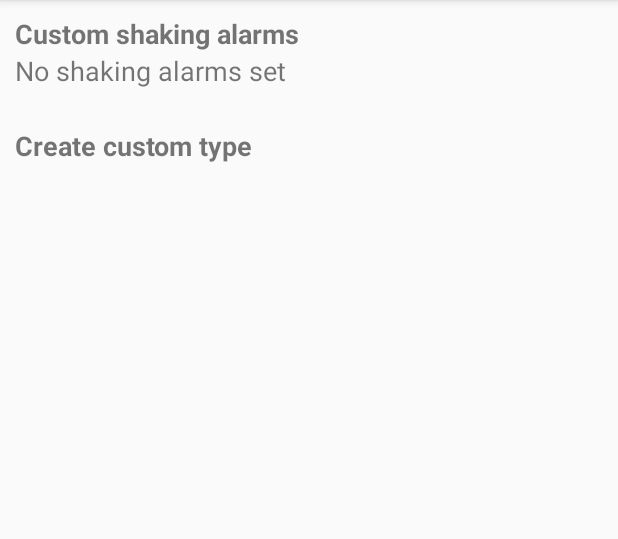
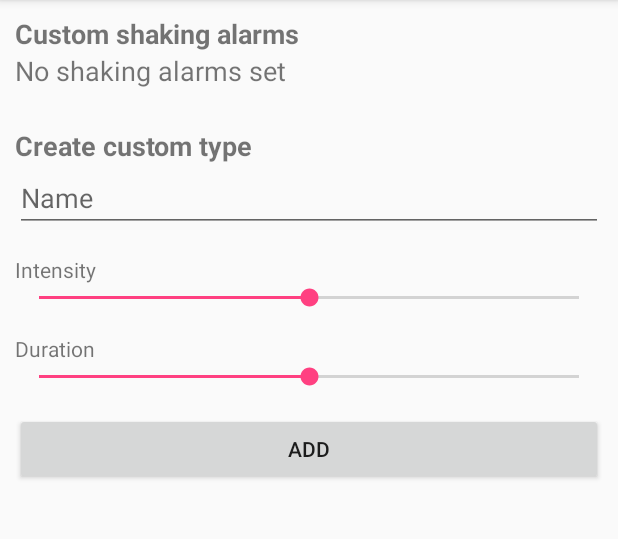
Before and after one commit to mathi182/IMA_mini-projet, an Android app: the fragment AccelerometerFragment shown on its own in the app's theme, on a phone screen of 412 x 824 dp, the part 84-623 px from its top. Run offline under Robolectric (Android 15) with nearby library versions, the phone set to English and light mode, and no system bars.

Commit message:
Added custom accelerometer types. Not integrated yet into AlarmMaking

```diff
--- a/AlarmeDeluxe/app/src/main/java/ca/ulaval/ima/mp/alarmedeluxe/MainActivity.java
+++ b/AlarmeDeluxe/app/src/main/java/ca/ulaval/ima/mp/alarmedeluxe/MainActivity.java
@@ -34,6 +34,7 @@ public class MainActivity extends AppCompatActivity {
         PagerSlidingTabStrip tabsStrip = (PagerSlidingTabStrip) findViewById(R.id.tabs);
         tabsStrip.setViewPager(viewPager);
         database = new DBHelper(this);
+        //deleteDatabase(DBHelper.DB_NAME); //Uncomment to reinitalize DB
 
         createAlarmManager(this);
     }
--- a/AlarmeDeluxe/app/src/main/java/ca/ulaval/ima/mp/alarmedeluxe/adapter/AlarmTypeListAdapter.java
+++ b/AlarmeDeluxe/app/src/main/java/ca/ulaval/ima/mp/alarmedeluxe/adapter/AlarmTypeListAdapter.java
@@ -42,7 +42,7 @@ public class AlarmTypeListAdapter extends RecyclerView.Adapter<AlarmTypeListAdap
     @Override
     public void onBindViewHolder(AlarmTypeListAdapter.AlarmViewHolder holder, int position) {
         AlarmType alarm = alarmTypes.get(position);
-        holder.alarmTypeName.setText(alarm.toString());
+        holder.alarmTypeName.setText(alarm.getDescription());
     }
 
     @Override
--- a/AlarmeDeluxe/app/src/main/java/ca/ulaval/ima/mp/alarmedeluxe/customization/AccelerometerFragment.java
+++ b/AlarmeDeluxe/app/src/main/java/ca/ulaval/ima/mp/alarmedeluxe/customization/AccelerometerFragment.java
@@ -9,7 +9,10 @@ import android.support.v7.widget.RecyclerView;
 import android.view.LayoutInflater;
 import android.view.View;
 import android.view.ViewGroup;
+import android.widget.Button;
+import android.widget.EditText;
 import android.widget.LinearLayout;
+import android.widget.SeekBar;
 import android.widget.TextView;
 
 import java.util.ArrayList;
@@ -26,16 +29,41 @@ import ca.ulaval.ima.mp.alarmedeluxe.types.AlarmTypeFactory;
 public class AccelerometerFragment extends Fragment {
 
     private RecyclerView alarmRecyclerView;
+    private AlarmTypeListAdapter adapter;
+    private List<AlarmType> alarmTypes = new ArrayList<>();
+    private TextView txt_noAlarms;
+    private EditText txt_newName;
+    private SeekBar skb_intensity, skb_duration;
+    private Button btn_newAlarmType;
     private DBHelper database;
-    private AlarmTypeListAdapter adapter;
-    private List<AlarmType> alarmTypes;
-    private TextView txt_noAlarms;
 
     @Override
     public View onCreateView(LayoutInflater inflater, ViewGroup container, Bundle savedInstanceState) {
         View v = inflater.inflate(R.layout.fragment_accelerometer, container, false);
 
         txt_noAlarms = (TextView)v.findViewById(R.id.txt_no_shaking_alarms);
+        txt_newName = (EditText)v.findViewById(R.id.txt_newaccelerometer_name);
+        skb_duration = (SeekBar)v.findViewById(R.id.skb_newaccelerometer_duration);
+        skb_intensity = (SeekBar)v.findViewById(R.id.skb_newaccelerometer_strength);
+        btn_newAlarmType = (Button)v.findViewById(R.id.btn_newaccelerometer);
+        btn_newAlarmType.setOnClickListener(new View.OnClickListener() {
+            @Override
+            public void onClick(View v) {
+                AlarmType accelerometer = new AccelerometerAlarmType();
+                Bundle bundle = new Bundle();
+
+                bundle.putString("description", txt_newName.getText().toString());
+                bundle.putDouble("duration", skb_duration.getProgress());
+                bundle.putDouble("strength", skb_intensity.getProgress());
+
+                accelerometer.buildFromBundle(bundle);
+                alarmTypes.add(accelerometer);
+                adapter.notifyDataSetChanged();
+
+                database.insertAlarmType(accelerometer);
+            }
+        });
+
         return v;
     }
 
@@ -59,6 +87,8 @@ public class AccelerometerFragment extends Fragment {
         alarmRecyclerView.setItemAnimator(new DefaultItemAnimator());
         alarmRecyclerView.addItemDecoration(new DividerItemDecoration(getContext(), LinearLayout.VERTICAL));
         alarmRecyclerView.setAdapter(adapter);
+
+        database = new DBHelper(getContext());
     }
 
 }
--- a/AlarmeDeluxe/app/src/main/java/ca/ulaval/ima/mp/alarmedeluxe/types/AlarmType.java
+++ b/AlarmeDeluxe/app/src/main/java/ca/ulaval/ima/mp/alarmedeluxe/types/AlarmType.java
@@ -12,6 +12,7 @@ public interface AlarmType extends Parcelable {
     void stop();
     double getDuration();
     double getStrength();
+    String getDescription();
     String getURL();
     void buildFromBundle(Bundle bundle);
 }
--- a/AlarmeDeluxe/app/src/main/java/ca/ulaval/ima/mp/alarmedeluxe/types/GeolocationAlarmType.java
+++ b/AlarmeDeluxe/app/src/main/java/ca/ulaval/ima/mp/alarmedeluxe/types/GeolocationAlarmType.java
@@ -87,6 +87,11 @@ public class GeolocationAlarmType extends Fragment implements AlarmType {
     }
 
     @Override
+    public String getDescription() {
+        return null;
+    }
+
+    @Override
     public String getURL() {
         return null;
     }
--- a/AlarmeDeluxe/app/src/main/java/ca/ulaval/ima/mp/alarmedeluxe/types/LuminosityAlarmType.java
+++ b/AlarmeDeluxe/app/src/main/java/ca/ulaval/ima/mp/alarmedeluxe/types/LuminosityAlarmType.java
@@ -24,6 +24,7 @@ public class LuminosityAlarmType extends Fragment implements AlarmType, SensorEv
 
     private int id;
     private String name;
+    private String description;
     private MediaPlayer mediaPlayer;
     private int logoResource;
     private SensorManager sensorManager;
@@ -102,6 +103,11 @@ public class LuminosityAlarmType extends Fragment implements AlarmType, SensorEv
     }
 
     @Override
+    public String getDescription() {
+        return description;
+    }
+
+    @Override
     public String getURL() {
         return null;
     }
--- a/AlarmeDeluxe/app/src/main/java/ca/ulaval/ima/mp/alarmedeluxe/types/MathsAlarmType.java
+++ b/AlarmeDeluxe/app/src/main/java/ca/ulaval/ima/mp/alarmedeluxe/types/MathsAlarmType.java
@@ -85,6 +85,11 @@ public class MathsAlarmType extends Fragment implements AlarmType {
     }
 
     @Override
+    public String getDescription() {
+        return null;
+    }
+
+    @Override
     public String getURL() {
         return null;
     }
--- a/AlarmeDeluxe/app/src/main/java/ca/ulaval/ima/mp/alarmedeluxe/types/StandardAlarmType.java
+++ b/AlarmeDeluxe/app/src/main/java/ca/ulaval/ima/mp/alarmedeluxe/types/StandardAlarmType.java
@@ -20,6 +20,7 @@ public class StandardAlarmType extends Fragment implements AlarmType {
 
     private int id;
     private String name;
+    private String description;
     private MediaPlayer mediaPlayer;
     private Button btn_close;
     private int m_alarmId;
@@ -106,6 +107,11 @@ public class StandardAlarmType extends Fragment implements AlarmType {
     }
 
     @Override
+    public String getDescription() {
+        return description;
+    }
+
+    @Override
     public String getURL() {
         return null;
     }
--- a/AlarmeDeluxe/app/src/main/res/layout/fragment_accelerometer.xml
+++ b/AlarmeDeluxe/app/src/main/res/layout/fragment_accelerometer.xml
@@ -46,6 +46,49 @@
             android:id="@+id/textView3"
             android:textSize="18sp"
             android:textStyle="normal|bold" />
+
+        <EditText
+            android:layout_width="match_parent"
+            android:layout_height="wrap_content"
+            android:inputType="textPersonName"
+            android:ems="10"
+            android:id="@+id/txt_newaccelerometer_name"
+            android:hint="Name" />
+
+        <TextView
+            android:text="Intensity"
+            android:layout_width="match_parent"
+            android:layout_height="wrap_content"
+            android:id="@+id/textView4"
+            android:paddingTop="15dp" />
+
+        <SeekBar
+            android:layout_width="match_parent"
+            android:layout_height="wrap_content"
+            android:id="@+id/skb_newaccelerometer_strength"
+            android:max="100"
+            android:progress="50" />
+
+        <TextView
+            android:text="Duration"
+            android:layout_width="match_parent"
+            android:layout_height="wrap_content"
+            android:id="@+id/textView5"
+            android:paddingTop="15dp" />
+
+        <SeekBar
+            android:layout_width="match_parent"
+            android:layout_height="wrap_content"
+            android:id="@+id/skb_newaccelerometer_duration"
+            android:progress="50" />
+
+        <Button
+            android:text="Add"
+            android:layout_width="match_parent"
+            android:layout_height="wrap_content"
+            android:id="@+id/btn_newaccelerometer"
+            android:layout_marginTop="15dp" />
+
     </LinearLayout>
 
 </LinearLayout>
```
Also changed, not shown: AlarmeDeluxe/app/src/main/java/ca/ulaval/ima/mp/alarmedeluxe/persistence/DBHelper.java (+7 -0 lines), AlarmeDeluxe/app/src/main/java/ca/ulaval/ima/mp/alarmedeluxe/types/AccelerometerAlarmType.java (+19 -5 lines), AlarmeDeluxe/app/src/main/java/ca/ulaval/ima/mp/alarmedeluxe/types/YoutubeAlarmType.java (+6 -3 lines).
